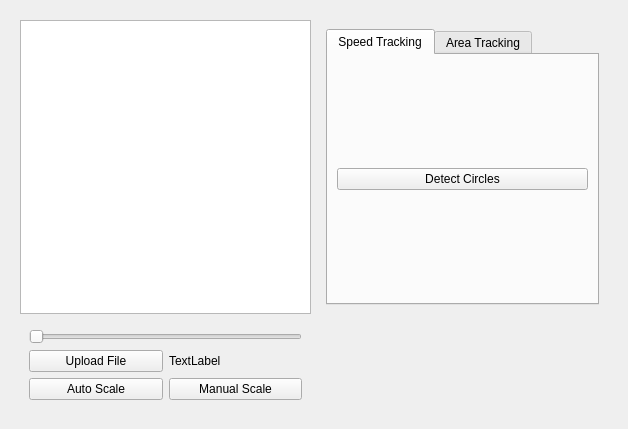
Before: the Qt Designer form scalingtool.ui in Tokyo-MQP-2024/IgniteCV, drawn with Qt 5.
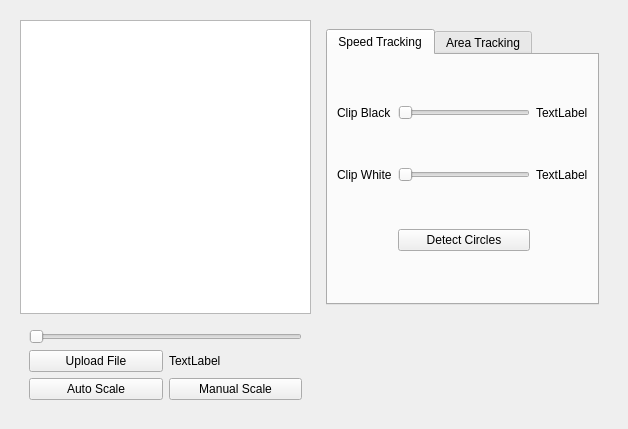
After: the same form once the commit is applied. The open tabs and pages were chosen to show the change.

Commit message: levels (grayscale)

```diff
--- a/scalingtool.ui
+++ b/scalingtool.ui
@@ -185,13 +185,55 @@
                <string>Speed Tracking</string>
               </attribute>
               <layout class="QGridLayout" name="gridLayout_10">
-               <item row="0" column="0">
+               <item row="2" column="2">
+                <widget class="QLabel" name="WhiteVal">
+                 <property name="text">
+                  <string>TextLabel</string>
+                 </property>
+                </widget>
+               </item>
+               <item row="1" column="2">
+                <widget class="QLabel" name="BlackVal">
+                 <property name="text">
+                  <string>TextLabel</string>
+                 </property>
+                </widget>
+               </item>
+               <item row="1" column="1">
+                <widget class="QSlider" name="BlackSlider">
+                 <property name="orientation">
+                  <enum>Qt::Orientation::Horizontal</enum>
+                 </property>
+                </widget>
+               </item>
+               <item row="3" column="1">
                 <widget class="QPushButton" name="pushButton_4">
                  <property name="text">
                   <string>Detect Circles</string>
                  </property>
                 </widget>
                </item>
+               <item row="2" column="1">
+                <widget class="QSlider" name="WhiteSlider">
+                 <property name="orientation">
+                  <enum>Qt::Orientation::Horizontal</enum>
+                 </property>
+                </widget>
+               </item>
+               <item row="1" column="0">
+                <widget class="QLabel" name="label_3">
+                 <property name="text">
+                  <string>Clip Black</string>
+                 </property>
+                </widget>
+               </item>
+               <item row="2" column="0">
+                <widget class="QLabel" name="label_4">
+                 <property name="text">
+                  <string>Clip White</string>
+                 </property>
+                </widget>
+               </item>
               </layout>
              </widget>
              <widget class="QWidget" name="Area">
```
The commit also changes 2 other files.
